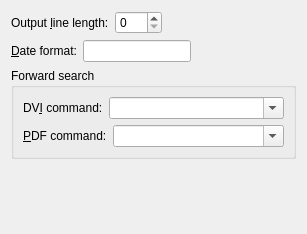
Above: src/frontends/qt4/ui/PrefOutputUi.ui from cburschka/lyx before the change. Below: the same form after it.
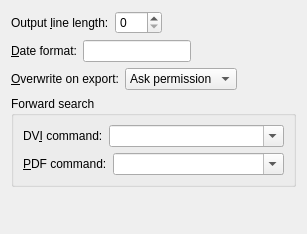
That is the form after the change.

Commit message: Fix bug #2844: Need option to overwrite without dialog popup

```diff
--- a/src/frontends/qt4/ui/PrefOutputUi.ui
+++ b/src/frontends/qt4/ui/PrefOutputUi.ui
@@ -96,6 +96,55 @@
      </item>
     </layout>
    </item>
+   <item>
+    <layout class="QHBoxLayout" name="horizontalLayout_4">
+     <item>
+      <widget class="QLabel" name="label_3">
+       <property name="text">
+        <string>&amp;Overwrite on export:</string>
+       </property>
+       <property name="buddy">
+        <cstring>overwriteCO</cstring>
+       </property>
+      </widget>
+     </item>
+     <item>
+      <widget class="QComboBox" name="overwriteCO">
+       <item>
+        <property name="text">
+         <string>Ask permission</string>
+        </property>
+       </item>
+       <item>
+        <property name="text">
+         <string>Main file only</string>
+        </property>
+       </item>
+       <item>
+        <property name="text">
+         <string>All files</string>
+        </property>
+       </item>
+       <property name="toolTip" >
+        <string>What to do when existing files are going to be overwritten on export.</string>
+       </property>
+      </widget>
+     </item>
+     <item>
+      <spacer name="horizontalSpacer_3">
+       <property name="orientation">
+        <enum>Qt::Horizontal</enum>
+       </property>
+       <property name="sizeHint" stdset="0">
+        <size>
+         <width>40</width>
+         <height>20</height>
+        </size>
+       </property>
+      </spacer>
+     </item>
+    </layout>
+   </item>
    <item>
     <widget class="QGroupBox" name="groupBox" >
      <property name="title" >
```
The commit also changes 4 other files.
